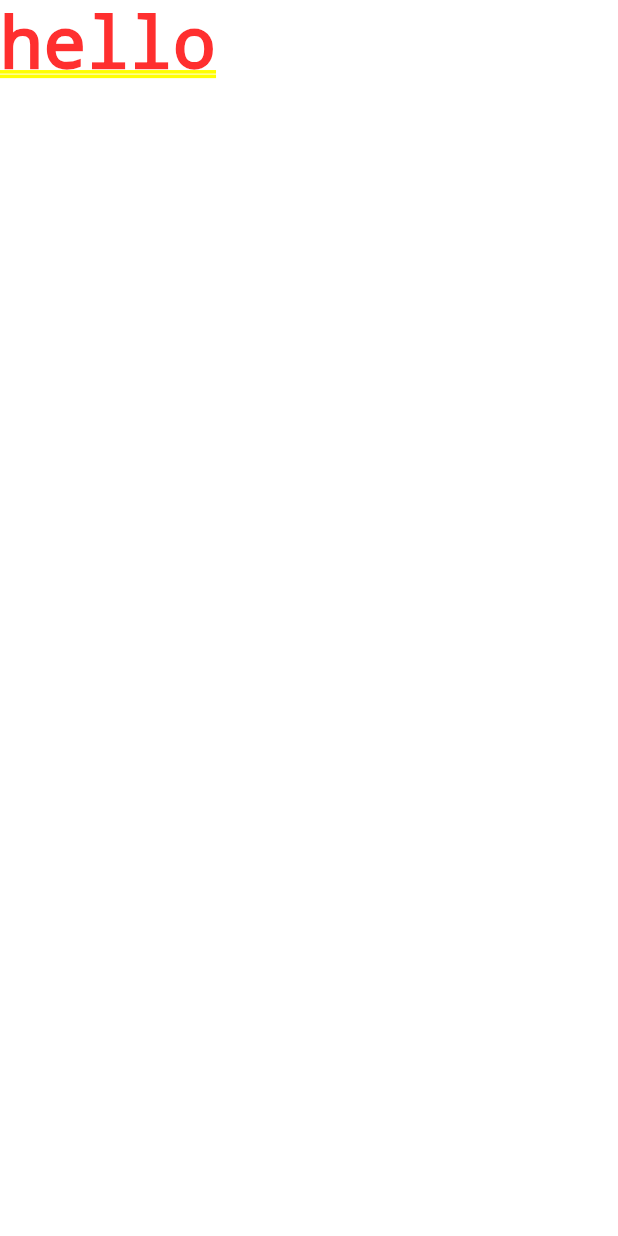
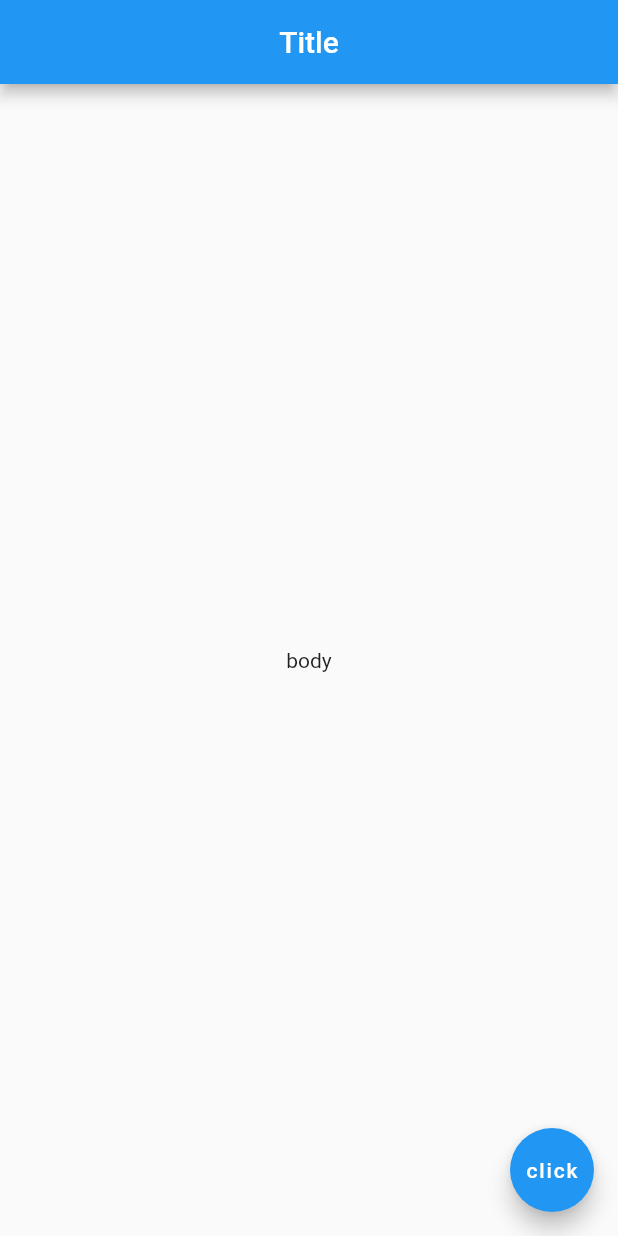
Before and after one commit to srtulon/flutter-projects, a Flutter app: the screen it shows after launch, on a phone screen of 412 x 824 dp. Run offline on Flutter 3.47's test engine with Material 2 defaults, Android fonts, the phone set to English and light mode, and no system bars.

Commit message:
Update main.dart

```diff
--- a/flutter_app/lib/main.dart
+++ b/flutter_app/lib/main.dart
@@ -2,6 +2,17 @@ import 'package:flutter/material.dart';
 
 void main() {
   runApp(MaterialApp(
-    home: Text('hello'),
+    home: Scaffold(
+      appBar: AppBar(
+        title: Text('Title'),
+        centerTitle: true,
+      ),
+      body: Center(
+        child: Text('body'),
+      ),
+      floatingActionButton: FloatingActionButton(
+        child: Text('click'),
+      ),
+    ),
   ));
 }
```
